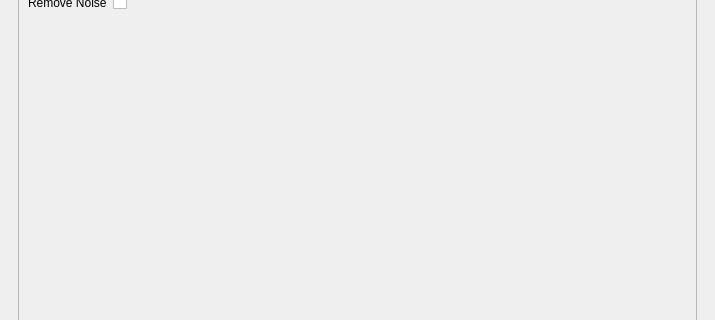
This is gui/main_window.ui in mkhoshbin1/vcams as Qt 5 draws it before an edit; both pictures show x 0 to 715 and y 260 to 580 of the 715 by 760 pixel window. The edited form follows.
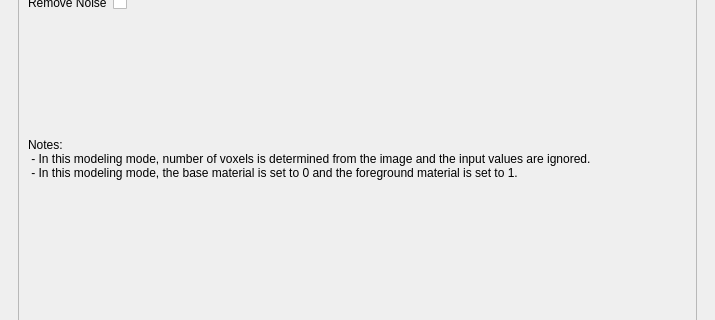
This is the edited form. Custom widgets are drawn as their Qt base class.

Commit message: - added notes for single image and fixed #51.

```diff
--- a/gui/main_window.ui
+++ b/gui/main_window.ui
@@ -655,7 +655,9 @@
            </layout>
           </widget>
           <widget class="QWidget" name="modeling_single_image">
-           <layout class="QFormLayout" name="formLayout_5">
+           <layout class="QVBoxLayout" name="verticalLayout_12">
+            <item>
+             <layout class="QFormLayout" name="formLayout">
             <item row="0" column="0">
              <widget class="QLabel" name="single_image_path_label">
               <property name="text">
@@ -715,6 +717,23 @@
              </widget>
             </item>
            </layout>
+            </item>
+            <item>
+             <widget class="QLabel" name="single_image_footnote">
+              <property name="text">
+               <string>Notes:
+ - In this modeling mode, number of voxels is determined from the image and the input values are ignored.
+ - In this modeling mode, the base material is set to 0 and the foreground material is set to 1.</string>
+              </property>
+              <property name="alignment">
+               <set>Qt::AlignLeading|Qt::AlignLeft|Qt::AlignTop</set>
+              </property>
+              <property name="wordWrap">
+               <bool>true</bool>
+              </property>
+             </widget>
+            </item>
+           </layout>
           </widget>
           <widget class="QWidget" name="modeling_multiple_image">
            <layout class="QVBoxLayout" name="verticalLayout_13">
```
Left out of the diff: 5 changed lines with no effect on the pictures. Lines whose indentation alone changed are shown as unchanged.
